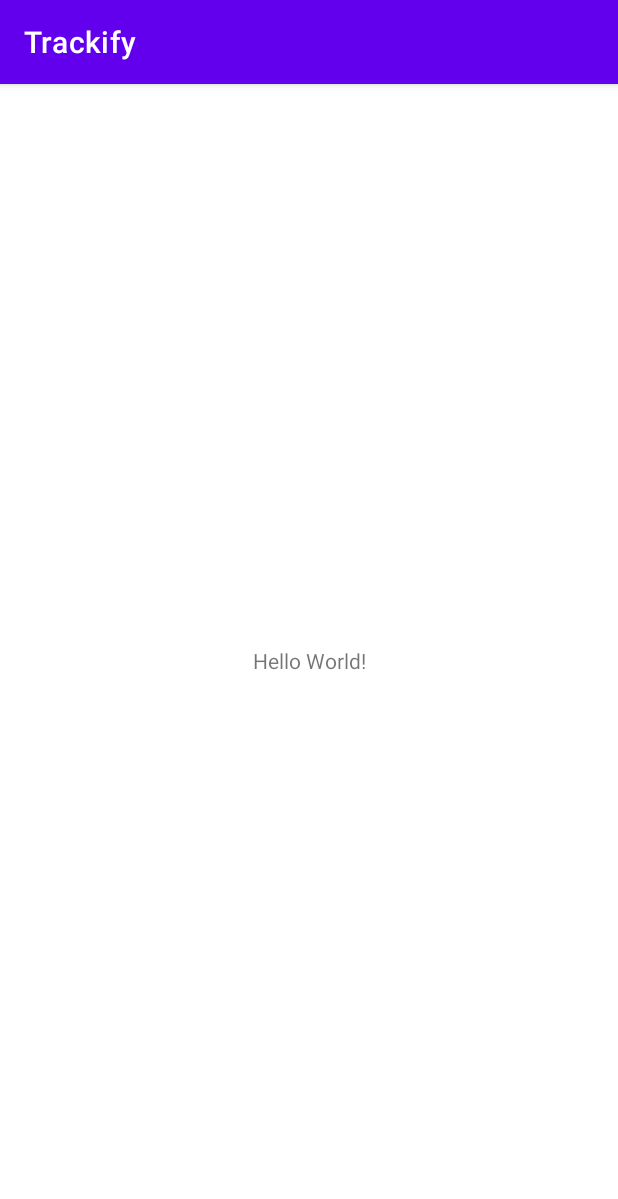
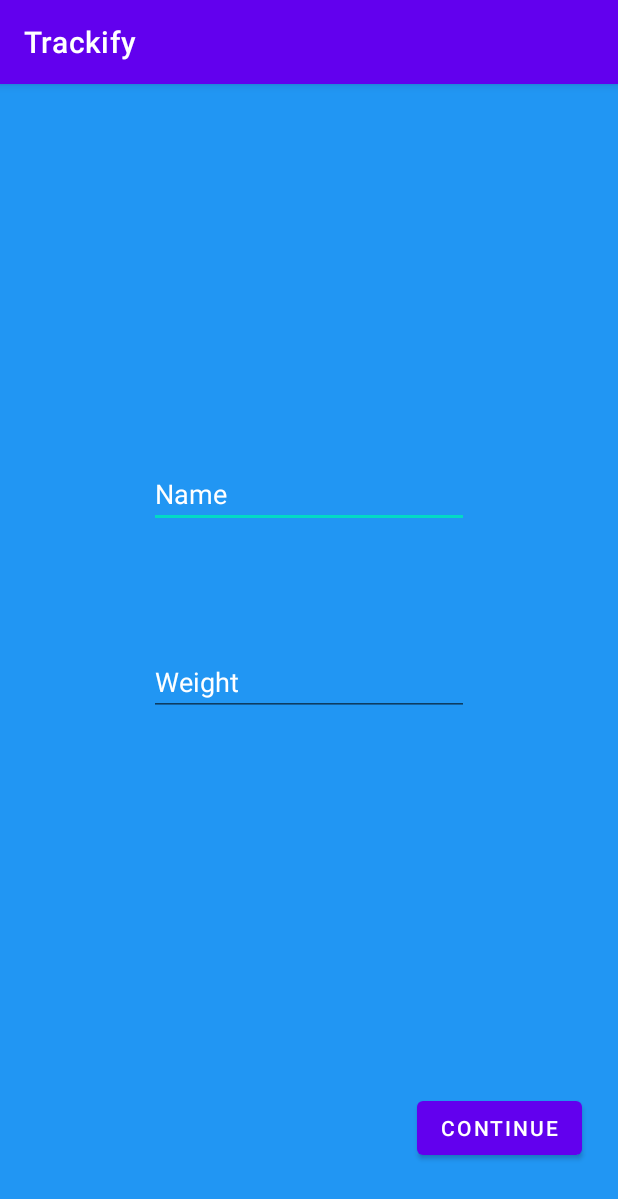
Before and after one commit to RameezKhan110/Location-Tracker-App, an Android app: the screen it shows after launch (MainActivity), on a phone screen of 412 x 824 dp. Shown: the top 1199 px of the screen. Run offline under Robolectric (Android 15) with nearby library versions, the phone set to English and light mode, and no system bars.

```diff
--- a/app/src/main/java/com/example/trackify/Info.kt
+++ b/app/src/main/java/com/example/trackify/database/Info.kt
@@ -1,4 +1,4 @@
-package com.example.trackify
+package com.example.trackify.database
 
 import androidx.room.PrimaryKey
 
--- a/app/src/main/java/com/example/trackify/InfoDao.kt
+++ b/app/src/main/java/com/example/trackify/database/InfoDao.kt
@@ -1,4 +1,4 @@
-package com.example.trackify
+package com.example.trackify.database
 
 import androidx.room.Dao
 import androidx.room.Insert
--- a/app/src/main/java/com/example/trackify/InfoDatabase.kt
+++ b/app/src/main/java/com/example/trackify/database/InfoDatabase.kt
@@ -1,4 +1,4 @@
-package com.example.trackify
+package com.example.trackify.database
 
 import android.content.Context
 import androidx.room.Room
@@ -11,7 +11,7 @@ abstract class InfoDatabase : RoomDatabase() {
     companion object{
 
         private var INSTANCE : InfoDatabase? = null
-        fun getDatabase(context: Context) : InfoDatabase{
+        fun getDatabase(context: Context) : InfoDatabase {
             if(INSTANCE == null){
                 synchronized(this){
                     INSTANCE = Room.databaseBuilder(context, InfoDatabase::class.java, "my_tracks").build()
--- a/app/src/main/java/com/example/trackify/fragments/InfoFragment.kt
+++ b/app/src/main/java/com/example/trackify/fragments/InfoFragment.kt
@@ -1,20 +1,37 @@
 package com.example.trackify.fragments
 
+import android.content.pm.PackageManager
 import android.os.Bundle
 import androidx.fragment.app.Fragment
 import android.view.LayoutInflater
 import android.view.View
 import android.view.ViewGroup
+import androidx.core.app.ActivityCompat
+import androidx.navigation.fragment.findNavController
 import com.example.trackify.R
+import com.example.trackify.databinding.FragmentInfoBinding
 
 
 class InfoFragment : Fragment() {
+
+    private lateinit var binding: FragmentInfoBinding
 
     override fun onCreateView(
         inflater: LayoutInflater, container: ViewGroup?,
         savedInstanceState: Bundle?
     ): View? {
-        // Inflate the layout for this fragment
-        return inflater.inflate(R.layout.fragment_info, container, false)
+        binding = FragmentInfoBinding.inflate(layoutInflater, container, false)
+
+        if(ActivityCompat.checkSelfPermission(requireContext(), android.Manifest.permission.ACCESS_FINE_LOCATION)!= PackageManager.PERMISSION_GRANTED &&
+            ActivityCompat.checkSelfPermission(requireContext(), android.Manifest.permission.ACCESS_COARSE_LOCATION) != PackageManager.PERMISSION_GRANTED){
+
+            ActivityCompat.requestPermissions(requireActivity(), arrayOf(android.Manifest.permission.ACCESS_FINE_LOCATION), 101)
+        }
+
+        binding.GoToTrackingFrag.setOnClickListener {
+            findNavController().navigate(R.id.action_infoFragment_to_trackingFragment)
+        }
+
+        return binding.root
     }
 }
--- a/app/src/main/res/layout/activity_main.xml
+++ b/app/src/main/res/layout/activity_main.xml
@@ -6,13 +6,17 @@
     android:layout_height="match_parent"
     tools:context=".MainActivity">
 
-    <TextView
-        android:layout_width="wrap_content"
-        android:layout_height="wrap_content"
-        android:text="Hello World!"
+    <androidx.fragment.app.FragmentContainerView
+        android:id="@+id/fragmentContainerView"
+        android:name="androidx.navigation.fragment.NavHostFragment"
+        android:layout_width="0dp"
+        android:layout_height="0dp"
+        app:defaultNavHost="true"
         app:layout_constraintBottom_toBottomOf="parent"
         app:layout_constraintEnd_toEndOf="parent"
+        app:layout_constraintHorizontal_bias="0.5"
         app:layout_constraintStart_toStartOf="parent"
-        app:layout_constraintTop_toTopOf="parent" />
-
+        app:layout_constraintTop_toTopOf="parent"
+        app:layout_constraintVertical_bias="0.5"
+        app:navGraph="@navigation/nav_graph" />
 </androidx.constraintlayout.widget.ConstraintLayout>
--- a/app/src/main/res/layout/fragment_info.xml
+++ b/app/src/main/res/layout/fragment_info.xml
@@ -1,14 +1,50 @@
 <?xml version="1.0" encoding="utf-8"?>
-<FrameLayout xmlns:android="http://schemas.android.com/apk/res/android"
+<androidx.constraintlayout.widget.ConstraintLayout xmlns:android="http://schemas.android.com/apk/res/android"
+    xmlns:app="http://schemas.android.com/apk/res-auto"
     xmlns:tools="http://schemas.android.com/tools"
     android:layout_width="match_parent"
+    android:background="#2196F3"
     android:layout_height="match_parent"
     tools:context=".fragments.Info">
 
-    <!-- TODO: Update blank fragment layout -->
-    <TextView
-        android:layout_width="match_parent"
-        android:layout_height="match_parent"
-        android:text="@string/hello_blank_fragment" />
 
-</FrameLayout>
+    <EditText
+        android:id="@+id/InfoFrag_UserName"
+        android:layout_width="wrap_content"
+        android:layout_height="wrap_content"
+        android:ems="10"
+        android:inputType="textPersonName"
+        android:hint="Name"
+        android:textColorHint="@color/white"
+        app:layout_constraintBottom_toTopOf="@+id/InfoFrag_UserWeight"
+        app:layout_constraintEnd_toEndOf="parent"
+        app:layout_constraintHorizontal_bias="0.5"
+        app:layout_constraintStart_toStartOf="parent"
+        app:layout_constraintTop_toTopOf="parent"
+        app:layout_constraintVertical_chainStyle="packed" />
+
+    <EditText
+        android:id="@+id/InfoFrag_UserWeight"
+        android:layout_width="wrap_content"
+        android:layout_height="wrap_content"
+        android:layout_marginTop="80dp"
+        android:ems="10"
+        android:inputType="textPersonName"
+        android:hint="Weight"
+        android:textColorHint="@color/white"
+        app:layout_constraintBottom_toTopOf="@+id/Go_To_TrackingFrag"
+        app:layout_constraintEnd_toEndOf="parent"
+        app:layout_constraintHorizontal_bias="0.5"
+        app:layout_constraintStart_toStartOf="parent"
+        app:layout_constraintTop_toBottomOf="@+id/InfoFrag_UserName" />
+
+    <Button
+        android:id="@+id/Go_To_TrackingFrag"
+        android:layout_width="wrap_content"
+        android:layout_height="wrap_content"
+        android:layout_marginEnd="24dp"
+        android:layout_marginBottom="48dp"
+        android:text="Continue"
+        app:layout_constraintBottom_toBottomOf="parent"
+        app:layout_constraintEnd_toEndOf="parent" />
+</androidx.constraintlayout.widget.ConstraintLayout>
--- /dev/null
+++ b/app/src/main/res/navigation/nav_graph.xml
@@ -0,0 +1,37 @@
+<?xml version="1.0" encoding="utf-8"?>
+<navigation xmlns:android="http://schemas.android.com/apk/res/android"
+    xmlns:app="http://schemas.android.com/apk/res-auto"
+    xmlns:tools="http://schemas.android.com/tools"
+    android:id="@+id/nav_graph"
+    app:startDestination="@id/infoFragment">
+
+    <fragment
+        android:id="@+id/infoFragment"
+        android:name="com.example.trackify.fragments.InfoFragment"
+        android:label="InfoFragment" >
+        <action
+            android:id="@+id/action_infoFragment_to_trackingFragment"
+            app:destination="@id/trackingFragment" />
+        <action
+            android:id="@+id/action_infoFragment_to_settingFragment"
+            app:destination="@id/settingFragment" />
+    </fragment>
+    <fragment
+        android:id="@+id/settingFragment"
+        android:name="com.example.trackify.fragments.SettingFragment"
+        android:label="fragment_setting"
+        tools:layout="@layout/fragment_setting" >
+        <action
+            android:id="@+id/action_settingFragment_to_infoFragment"
+            app:destination="@id/infoFragment" />
+    </fragment>
+    <fragment
+        android:id="@+id/trackingFragment"
+        android:name="com.example.trackify.fragments.TrackingFragment"
+        android:label="fragment_tracking"
+        tools:layout="@layout/fragment_tracking" >
+        <action
+            android:id="@+id/action_trackingFragment_to_infoFragment"
+            app:destination="@id/infoFragment" />
+    </fragment>
+</navigation>
--- a/build.gradle
+++ b/build.gradle
@@ -3,4 +3,5 @@ plugins {
     id 'com.android.application' version '7.3.1' apply false
     id 'com.android.library' version '7.3.1' apply false
     id 'org.jetbrains.kotlin.android' version '1.7.20' apply false
+    id 'com.google.android.libraries.mapsplatform.secrets-gradle-plugin' version '2.0.1' apply false
 }
```
Also changed, not shown: app/build.gradle (+7 -1 lines), app/src/main/AndroidManifest.xml (+18 -0 lines), app/src/main/java/com/example/trackify/fragments/TrackerFragment.kt (deleted, +0 -20 lines), app/src/main/java/com/example/trackify/fragments/TrackingFragment.kt (added, +89 -0 lines), app/src/main/res/layout/fragment_tracker.xml (deleted, +0 -14 lines), app/src/main/res/layout/fragment_tracking.xml (added, +8 -0 lines).
